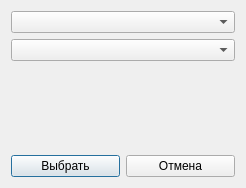
First picture: the form in Surgery-Qt/Dialog/diagnosischoosedialog.ui, repository dmkrch/Surgery-Qt, before the edit.
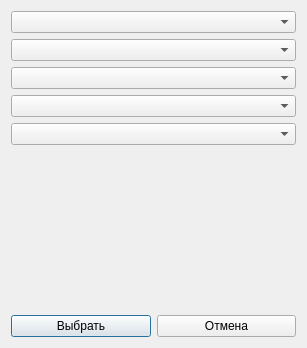
Second picture: the form after the edit.

```diff
--- a/Surgery-Qt/Dialog/diagnosischoosedialog.ui
+++ b/Surgery-Qt/Dialog/diagnosischoosedialog.ui
@@ -6,8 +6,8 @@
    <rect>
     <x>0</x>
     <y>0</y>
-    <width>246</width>
-    <height>188</height>
+    <width>307</width>
+    <height>348</height>
    </rect>
   </property>
   <property name="windowTitle">
@@ -20,6 +20,15 @@
    <item>
     <widget class="QComboBox" name="herniaSizeCombo"/>
    </item>
+   <item>
+    <widget class="QComboBox" name="diagnosisLMFCombo"/>
+   </item>
+   <item>
+    <widget class="QComboBox" name="diagnosisPRCombo"/>
+   </item>
+   <item>
+    <widget class="QComboBox" name="diagnosisWCombo"/>
+   </item>
    <item>
     <spacer name="verticalSpacer">
      <property name="orientation">
```
